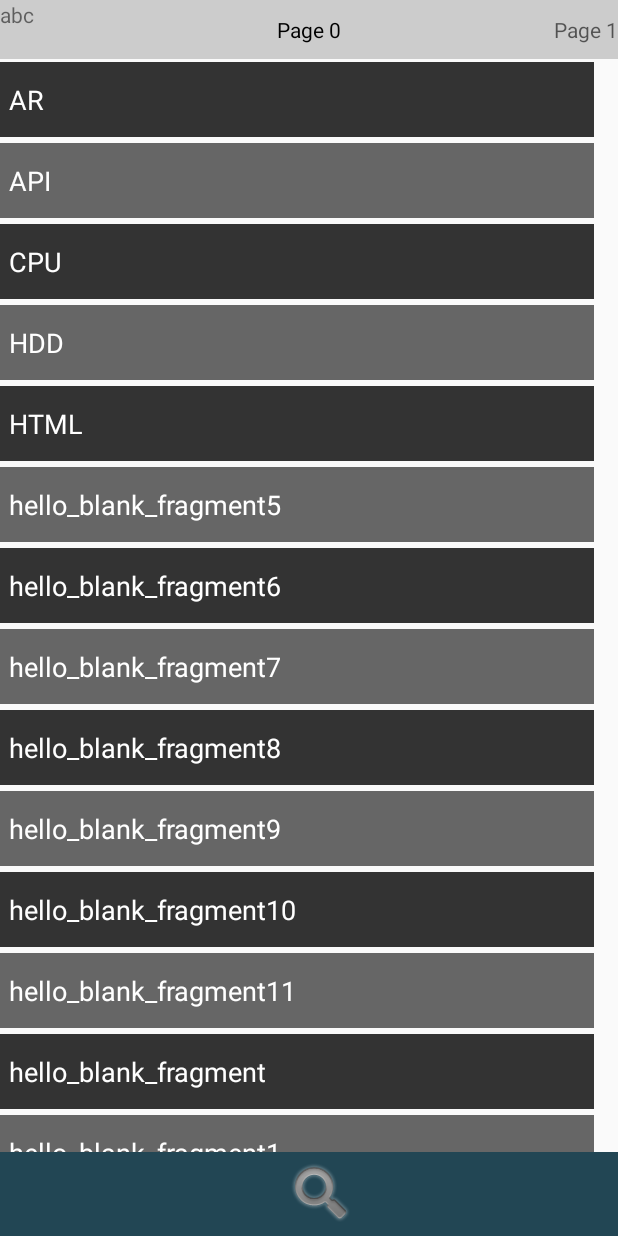
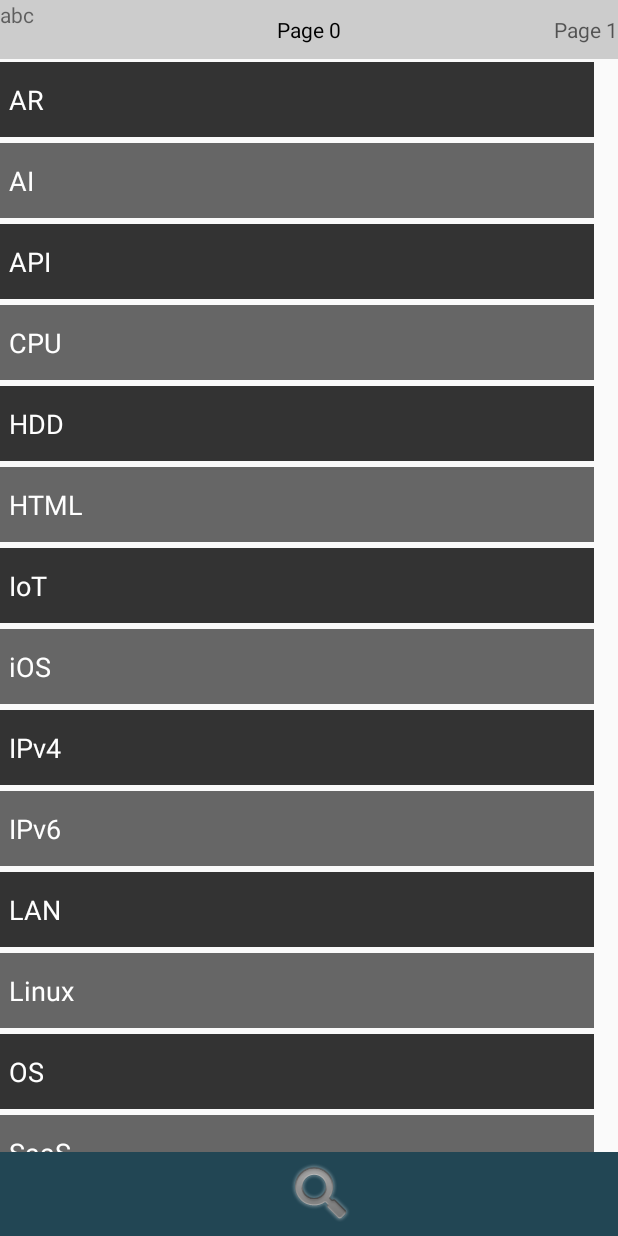
Before and after one commit to URADESU/Sample, an Android app: the screen it shows after launch (MainActivity), on a phone screen of 412 x 824 dp. Run offline under Robolectric (Android 15) with nearby library versions, the phone set to English and light mode, and no system bars.

Commit message:
日本語修正

```diff
--- a/app/src/main/res/values/arrays.xml
+++ b/app/src/main/res/values/arrays.xml
@@ -4,20 +4,53 @@
     <!-- ここから画像の指定  -->
     <!--英語-->
     <string-array name="array_EngDrawable">
-        <item>@drawable/drawable1</item>
-        <item>@drawable/drawable2</item>
-        <item>@drawable/drawable3</item>
-        <item>@drawable/drawable4</item>
-        <item>@drawable/drawable5</item>
+        <item>@drawable/drawable1</item><!--AR-->
+        <item>@drawable/ai</item><!--AI-->
+        <item>@drawable/drawable1</item><!--API-->
+        <item>@drawable/cpu</item><!--CPU-->
+        <item>@drawable/drawable1</item><!--HDD-->
+        <item>@drawable/drawable1</item><!--HTML-->
+        <item>@drawable/drawable1</item><!--IoT-->
+        <item>@drawable/drawable1</item><!--iOS-->
+        <item>@drawable/drawable1</item><!--IPv4-->
+        <item>@drawable/drawable1</item><!--IPv6-->
+        <item>@drawable/drawable1</item><!--LAN-->
+        <item>@drawable/drawable1</item><!--Linux-->
+        <item>@drawable/drawable1</item><!--OS-->
+        <item>@drawable/drawable1</item><!--SaaS-->
+        <item>@drawable/drawable1</item><!--SSD-->
+        <item>@drawable/drawable1</item><!--SSL-->
+        <item>@drawable/drawable1</item><!--TCP/IP-->
+        <item>@drawable/drawable1</item><!--UNIX-->
+        <item>@drawable/drawable1</item><!--VR-->
+        <item>@drawable/drawable1</item><!--WAN-->
     </string-array>
 
     <!--日本語-->
     <string-array name="array_JapDrawable">
-        <item>@drawable/drawable1</item>
-        <item>@drawable/drawable2</item>
-        <item>@drawable/drawable3</item>
-        <item>@drawable/drawable4</item>
-        <item>@drawable/drawable5</item>
+        <item>@drawable/drawable2</item> <!--アウトソーシング-->
+        <item>@drawable/affiliate</item><!--アフィリエイト-->
+        <item>@drawable/applicationserver</item><!--アプリケーションサーバー-->
+        <item>@drawable/archive</item><!--アーカイブ-->
+        <item>@drawable/drawable2</item><!--イーサネット-->
+        <item>@drawable/internet</item><!--インターネット-->
+        <item>@drawable/drawable2</item><!--イノベーション-->
+        <item>@drawable/drawable2</item><!--エンコード-->
+        <item>@drawable/drawable2</item><!--オフショア-->
+        <item>@drawable/drawable2</item><!--クラウドコンピューティング-->
+        <item>@drawable/drawable2</item><!--仮想化-->
+        <item>@drawable/drawable2</item><!--仮想通貨-->
+        <item>@drawable/drawable2</item><!--機械学習-->
+        <item>@drawable/drawable2</item><!--クライアント-->
+        <item>@drawable/drawable2</item><!--クラウドファンディング-->
+        <item>@drawable/drawable2</item><!--クラスタ-->
+        <item>@drawable/drawable2</item><!--サーバ-->
+        <item>@drawable/drawable2</item><!--シングルサイオン-->
+        <item>@drawable/drawable2</item><!--ステークホルダ-->
+        <item>@drawable/drawable2</item><!--マイニング-->
+        <item>@drawable/drawable2</item><!--メモリ-->
+        <item>@drawable/drawable2</item><!--ネットワーク-->
+        <item>@drawable/drawable2</item><!--ユビキタス-->
     </string-array>
     <!-- ここまで画像の指定  -->
 
@@ -25,54 +58,51 @@
     <!-- ここからリスト文字列の設定  -->
     <string-array name="array_english">
         <item>AR</item>
+        <item>AI</item>
         <item>API</item>
         <item>CPU</item>
         <item>HDD</item>
         <item>HTML</item>
-        <item>hello_blank_fragment5</item>
-        <item>hello_blank_fragment6</item>
-        <item>hello_blank_fragment7</item>
-        <item>hello_blank_fragment8</item>
-        <item>hello_blank_fragment9</item>
-        <item>hello_blank_fragment10</item>
-        <item>hello_blank_fragment11</item>
-        <item>hello_blank_fragment</item>
-        <item>hello_blank_fragment1</item>
-        <item>hello_blank_fragment2</item>
-        <item>hello_blank_fragment3</item>
-        <item>hello_blank_fragment4</item>
-        <item>hello_blank_fragment5</item>
-        <item>hello_blank_fragment6</item>
-        <item>hello_blank_fragment7</item>
-        <item>hello_blank_fragment8</item>
-        <item>hello_blank_fragment9</item>
-        <item>hello_blank_fragment10</item>
-        <item>hello_blank_fragment11</item>
-        <item>hello_blank_fragment</item>
-        <item>hello_blank_fragment1</item>
-        <item>hello_blank_fragment2</item>
-        <item>hello_blank_fragment3</item>
-        <item>hello_blank_fragment4</item>
-        <item>hello_blank_fragment5</item>
-        <item>hello_blank_fragment6</item>
-        <item>hello_blank_fragment7</item>
-        <item>hello_blank_fragment8</item>
-        <item>hello_blank_fragment9</item>
-        <item>hello_blank_fragment10</item>
-        <item>hello_blank_fragment11</item>
+        <item>IoT</item>
+        <item>iOS</item>
+        <item>IPv4</item>
+        <item>IPv6</item>
+        <item>LAN</item>
+        <item>Linux</item>
+        <item>OS</item>
+        <item>SaaS</item>
+        <item>SSD</item>
+        <item>SSL</item>
+        <item>TCP/IP</item>
+        <item>UNIX</item>
+        <item>VR</item>
+        <item>WAN</item>
     </string-array>
 
     <string-array name="array_japanese">
-        <item>こんにちは</item>
-        <item>こんにちは1</item>
-        <item>こんにちは2</item>
-        <item>こんにちは3</item>
-        <item>こんにちは4</item>
-        <item>こんにちは5</item>
-        <item>こんにちは6</item>
-        <item>こんにちは7</item>
-        <item>こんにちは8</item>
-        <item>こんにちは9</item>
+        <item>アウトソーシング</item>
+        <item>アフィリエイト</item>
+        <item>アプリケーションサーバ</item>
+        <item>アーカイブ</item>
+        <item>イーサネット</item>
+        <item>インターネット</item>
+        <item>イノベーション</item>
+        <item>エンコード</item>
+        <item>オフショア</item>
+        <item>クラウドコンピューティング</item>
+        <item>仮想化</item>
+        <item>仮想通貨</item>
+        <item>機械学習</item>
+        <item>クライアント</item>
+        <item>クラウドファンディング</item>
+        <item>クラスタ</item>
+        <item>サーバ</item>
+        <item>シングルサインオン</item>
+        <item>ステークホルダ</item>
+        <item>マイニング</item>
+        <item>メモリ</item>
+        <item>ネットワーク</item>
+        <item>ユビキタス</item>
     </string-array>
 
     <!-- ここからリスト文字列の設定  -->
```
Also changed, not shown: app/src/main/java/com/example/user/sample/Fragment1.java (+0 -9 lines), app/src/main/java/com/example/user/sample/Fragment2.java (+14 -6 lines), app/src/main/java/com/example/user/sample/Fragment3.java (+3 -9 lines), app/src/main/java/com/example/user/sample/Fragment5.java (+3 -10 lines).
